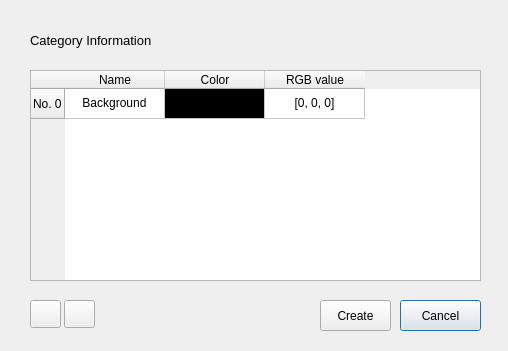
The window that ui_design/setCategoryInfo.ui (HYOJAE15/autolabel) describes before a commit, drawn with Qt 5.
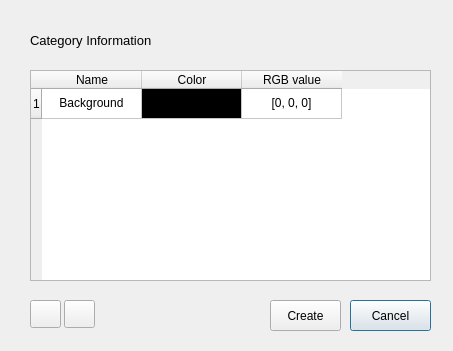
The same window after the commit. Icons and pictures are not drawn.

The edit to the form file:
```diff
--- a/ui_design/setCategoryInfo.ui
+++ b/ui_design/setCategoryInfo.ui
@@ -6,7 +6,7 @@
    <rect>
     <x>0</x>
     <y>0</y>
-    <width>508</width>
+    <width>453</width>
     <height>351</height>
    </rect>
   </property>
@@ -18,7 +18,7 @@
     <rect>
      <x>30</x>
      <y>70</y>
-     <width>451</width>
+     <width>401</width>
      <height>211</height>
     </rect>
    </property>
@@ -27,7 +27,7 @@
    </attribute>
    <row>
     <property name="text">
-     <string>No. 0</string>
+     <string>1</string>
     </property>
    </row>
    <column>
@@ -88,7 +88,7 @@
   <widget class="QPushButton" name="cancelButton">
    <property name="geometry">
     <rect>
-     <x>400</x>
+     <x>350</x>
      <y>300</y>
      <width>81</width>
      <height>31</height>
@@ -101,7 +101,7 @@
   <widget class="QPushButton" name="pushButton_2">
    <property name="geometry">
     <rect>
-     <x>320</x>
+     <x>270</x>
      <y>300</y>
      <width>71</width>
      <height>31</height>
```
Left out of the diff: 2 changed lines with no effect on the pictures.
